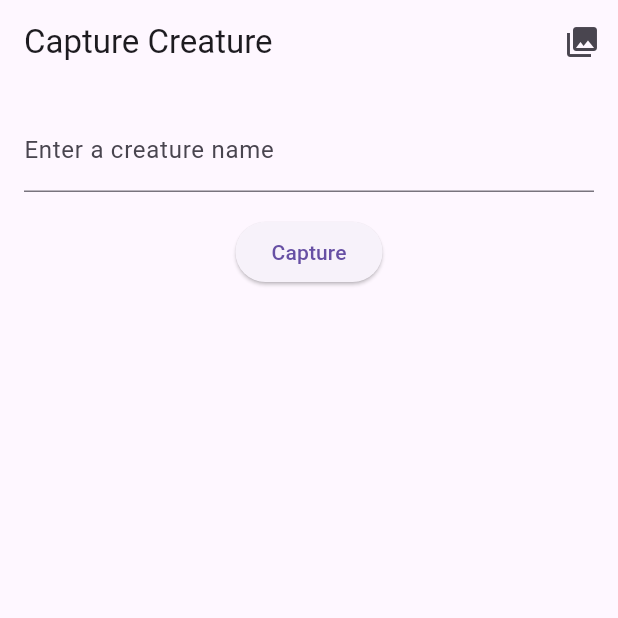
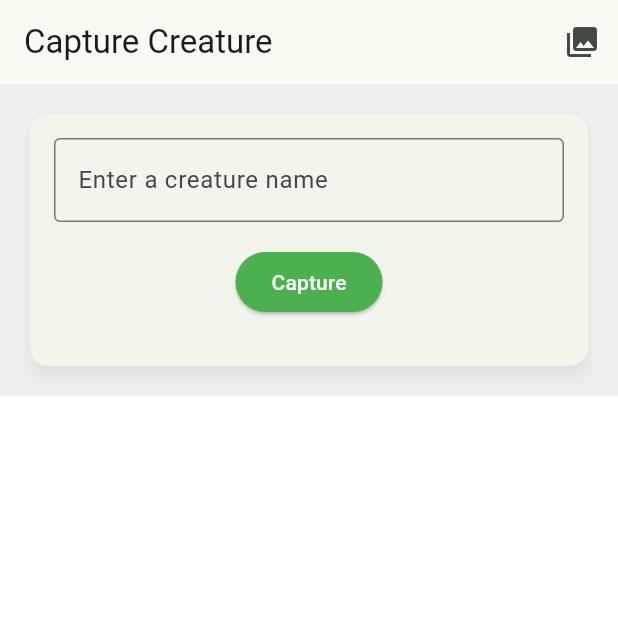
Before and after one commit to warforged5/CatchAnything, a Flutter app: the screen it shows after launch, on a phone screen of 412 x 824 dp, the top half of it. Run offline on Flutter 3.47's test engine with Material 3 defaults, Android fonts, the phone set to English and light mode, and no system bars; our stand-ins replace bloc, firebase_core, flutter_bloc, google_generative_ai; accounts and stored records are empty.

Commit message:
Add to commit

```diff
--- /dev/null
+++ b/devtools_options.yaml
@@ -0,0 +1,3 @@
+description: This file stores settings for Dart & Flutter DevTools.
+documentation: https://docs.flutter.dev/tools/devtools/extensions#configure-extension-enablement-states
+extensions:
--- a/lib/main.dart
+++ b/lib/main.dart
@@ -13,6 +13,36 @@ class MyApp extends StatelessWidget {
 
   @override
   Widget build(BuildContext context) {
-    return const MaterialApp(home: CaptureScreen());
+    return MaterialApp(
+      theme: ThemeData(
+        primarySwatch: Colors.green,
+        colorScheme: ColorScheme.fromSeed(
+          seedColor: Colors.green,
+          secondary: Colors.amber,
+        ),
+        scaffoldBackgroundColor: Colors.white,
+        textTheme: const TextTheme(
+          headlineMedium: TextStyle(fontSize: 24, fontFamily: 'Roboto'),
+          bodyMedium: TextStyle(fontSize: 16, fontFamily: 'Roboto'),
+        ),
+        elevatedButtonTheme: ElevatedButtonThemeData(
+          style: ElevatedButton.styleFrom(
+            backgroundColor: Colors.green,
+            foregroundColor: Colors.white,
+          ),
+        ),
+        inputDecorationTheme: const InputDecorationTheme(
+          border: OutlineInputBorder(),
+          focusedBorder: OutlineInputBorder(
+            borderSide: BorderSide(color: Colors.green),
+          ),
+        ),
+        cardTheme: const CardThemeData(
+          elevation: 4,
+          shadowColor: Colors.black26,
+        ),
+      ),
+      home: const CaptureScreen(),
+    );
   }
 }
--- a/lib/src/presentation/screens/capture_screen.dart
+++ b/lib/src/presentation/screens/capture_screen.dart
@@ -45,13 +45,19 @@ class _CaptureScreenState extends State<CaptureScreen> {
           ),
         ],
       ),
-      body: BlocProvider(
+      body: Container(
+        color: Colors.grey[200],
+        child: Padding(
+          padding: const EdgeInsets.all(16.0),
+          child: Card(
+            child: Padding(
+              padding: const EdgeInsets.all(16.0),
+              child: BlocProvider(
                 create: (context) => _captureBloc,
                 child: BlocBuilder<CaptureBloc, CaptureState>(
                   builder: (context, state) {
-            return Padding(
-              padding: const EdgeInsets.all(16.0),
-              child: Column(
+                    return Column(
+                      mainAxisSize: MainAxisSize.min,
                       children: [
                         TextField(
                           controller: _textController,
@@ -74,20 +80,34 @@ class _CaptureScreenState extends State<CaptureScreen> {
                         if (state is CaptureSuccess)
                           Column(
                             children: [
-                        Text(state.creature.name),
+                              Text(
+                                state.creature.name,
+                                style: Theme.of(context).textTheme.headlineMedium,
+                              ),
+                              const SizedBox(height: 8),
+                              Image.network(state.creature.imageUrl),
+                              const SizedBox(height: 8),
                               Text(state.creature.description),
-                        Image.network(state.creature.imageUrl),
+                              const SizedBox(height: 8),
+                              Row(
+                                mainAxisAlignment: MainAxisAlignment.spaceEvenly,
+                                children: [
                                   Text('HP: ${state.creature.stats['hp']}'),
                                   Text('Attack: ${state.creature.stats['attack']}'),
                                   Text('Defense: ${state.creature.stats['defense']}'),
                                   Text('Speed: ${state.creature.stats['speed']}'),
                                 ],
                               ),
+                            ],
+                          ),
                         if (state is CaptureFailure) Text(state.error),
                       ],
-              ),
                     );
                   },
+                ),
+              ),
+            ),
+          ),
         ),
       ),
     );
```
Also changed, not shown: lib/src/presentation/screens/collection_screen.dart (+15 -9 lines), 3 other files. Lines whose indentation alone changed are shown as unchanged.
